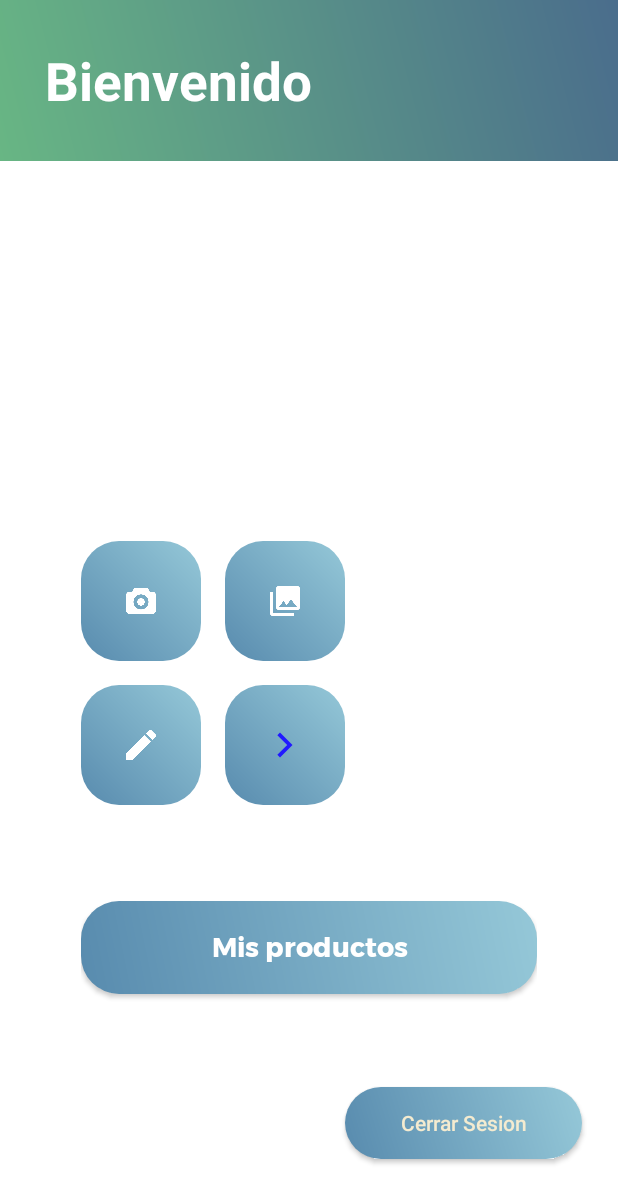
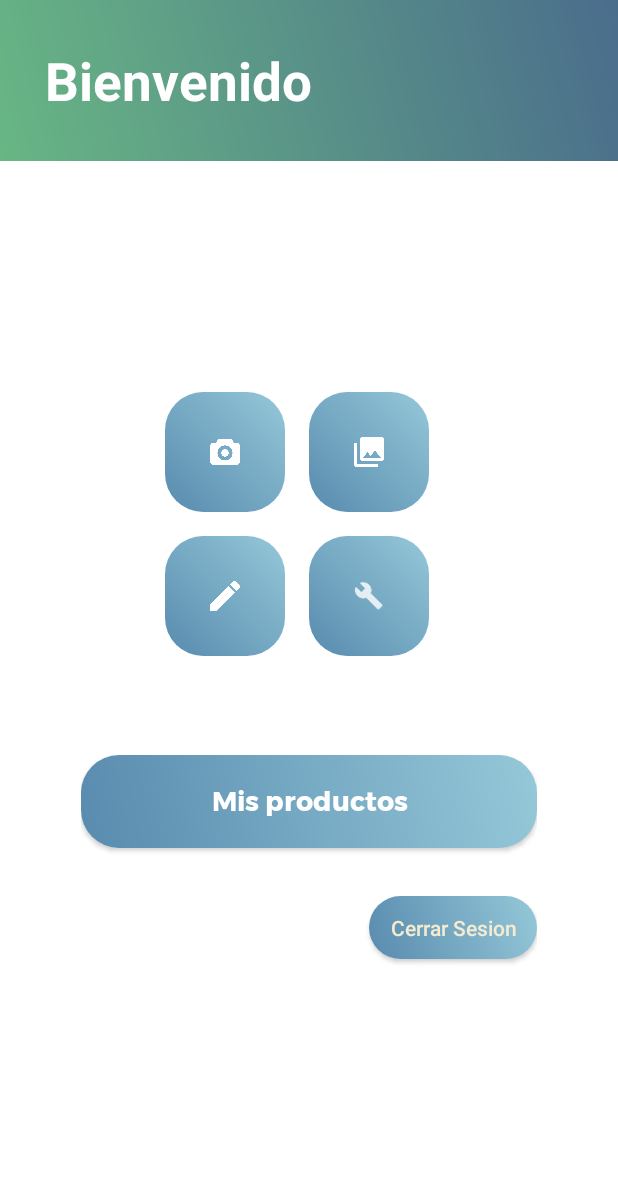
Before and after one commit to SolielLumiere09/HealthApp, an Android app: the MainMenuActivity screen opened directly, with no data from a screen before it, on a phone screen of 412 x 824 dp. Shown: the top 1203 px of the screen. Run offline under Robolectric (Android 15) with nearby library versions, the phone set to English and light mode, and no system bars; libraries missing offline, so code that uses them is left out: com.google.mlkit.vision, com.google.zxing.integration, org.antlr.v4.

Commit message:
Main menu ajustado

```diff
--- a/app/src/main/res/layout/activity_main_menu.xml
+++ b/app/src/main/res/layout/activity_main_menu.xml
@@ -86,8 +86,10 @@
         android:padding="30sp"
         app:layout_constraintBottom_toBottomOf="parent"
         app:layout_constraintEnd_toEndOf="parent"
+        app:layout_constraintHorizontal_bias="0.0"
         app:layout_constraintStart_toStartOf="parent"
-        app:layout_constraintTop_toBottomOf="@+id/constraintLayout2">
+        app:layout_constraintTop_toBottomOf="@+id/constraintLayout2"
+        app:layout_constraintVertical_bias="0.0">
 
 
         <androidx.constraintlayout.widget.ConstraintLayout
@@ -95,6 +97,7 @@
             android:layout_width="wrap_content"
             android:layout_height="wrap_content"
             android:textAlignment="center"
+            app:layout_constraintEnd_toEndOf="parent"
             app:layout_constraintStart_toStartOf="parent"
             app:layout_constraintTop_toTopOf="parent">
 
@@ -108,7 +111,7 @@
                 android:background="@drawable/round_button2"
                 android:padding="30dp"
                 android:scaleType="fitCenter"
-                android:src="@drawable/ic_baseline_arrow_forward_ios_24"
+                android:src="@drawable/ic_tool"
                 android:text="Button"
                 app:layout_constraintBottom_toBottomOf="parent"
                 app:layout_constraintEnd_toEndOf="parent"
@@ -163,7 +166,7 @@
             android:id="@+id/productoButton"
             android:layout_width="match_parent"
             android:layout_height="wrap_content"
-            android:layout_marginTop="64dp"
+            android:layout_marginTop="16dp"
             android:layout_marginBottom="32dp"
             android:background="@drawable/round_button2"
             android:fontFamily="@font/montserrat_bold"
@@ -177,15 +180,12 @@
             app:layout_constraintStart_toStartOf="parent"
             app:layout_constraintTop_toBottomOf="@+id/button_container" />
 
-    </androidx.constraintlayout.widget.ConstraintLayout>
-
         <Button
             android:id="@+id/button_logout"
-        android:layout_width="match_parent"
-        android:layout_height="wrap_content"
-        android:layout_marginStart="230dp"
-        android:layout_marginEnd="24dp"
-        android:layout_marginBottom="52dp"
+            android:layout_width="112dp"
+            android:layout_height="42dp"
+            android:layout_marginTop="32dp"
+            android:layout_marginBottom="8dp"
             android:background="@drawable/round_button2"
             android:elevation="@dimen/default_stroke_width"
             android:paddingRight="10dp"
@@ -195,9 +195,8 @@
             android:translationZ="@dimen/default_stroke_width"
             app:layout_constraintBottom_toBottomOf="parent"
             app:layout_constraintEnd_toEndOf="parent"
-        app:layout_constraintHorizontal_bias="0.944"
-        app:layout_constraintStart_toStartOf="parent"
-        app:layout_constraintTop_toBottomOf="@+id/menuLayout"
-        app:layout_constraintVertical_bias="0.994" />
+            app:layout_constraintTop_toBottomOf="@+id/productoButton" />
 
     </androidx.constraintlayout.widget.ConstraintLayout>
+
+</androidx.constraintlayout.widget.ConstraintLayout>
```
Lines whose indentation alone changed are shown as unchanged.
